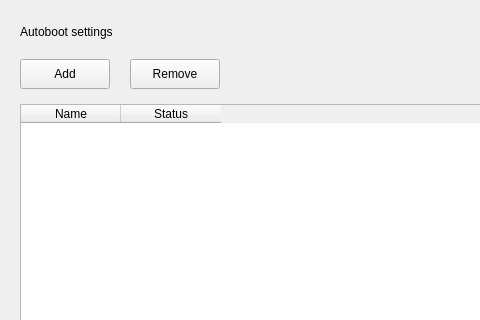
Above: plugins/system/autoboot/autoboot.ui from ukui/ukui-control-center before the change; both pictures show x 0 to 480 and y 0 to 320 of the 800 by 710 pixel window. Below: the same form after it.
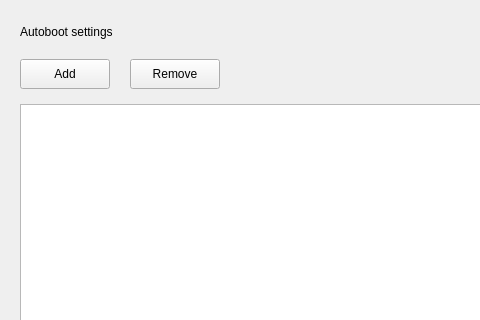
That is the form after the change.

Patch:
```diff
--- a/plugins/system/autoboot/autoboot.ui
+++ b/plugins/system/autoboot/autoboot.ui
@@ -161,18 +161,7 @@
         </spacer>
        </item>
        <item>
-        <widget class="QTableWidget" name="tableWidget">
-         <column>
-          <property name="text">
-           <string>Name</string>
-          </property>
-         </column>
-         <column>
-          <property name="text">
-           <string>Status</string>
-          </property>
-         </column>
-        </widget>
+        <widget class="QTableWidget" name="tableWidget"/>
        </item>
       </layout>
      </widget>
```
Left out of the diff: 4 changed lines with no effect on the pictures.
